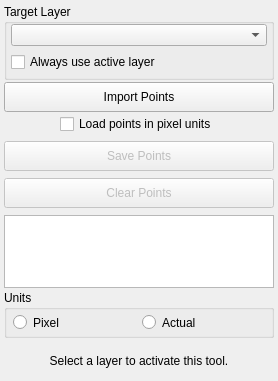
Before: the Qt Designer form src/Interface/ToolInterface/PointsSelectToolInterface.ui in allywarner/Seg3D, drawn with Qt 5.
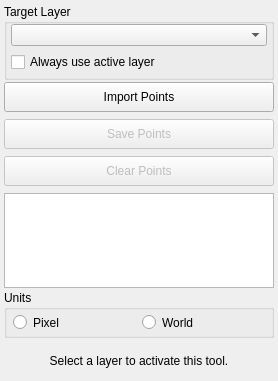
After: the same form once the commit is applied. Custom widgets are drawn as their Qt base class.

Commit message: Update UI for pixel file read

The edit to the form file:
```diff
--- a/src/Interface/ToolInterface/PointsSelectToolInterface.ui
+++ b/src/Interface/ToolInterface/PointsSelectToolInterface.ui
@@ -143,16 +143,6 @@
      </property>
     </widget>
    </item>
-   <item alignment="Qt::AlignHCenter">
-    <widget class="QCheckBox" name="pixel_checkbox_">
-     <property name="layoutDirection">
-      <enum>Qt::LeftToRight</enum>
-     </property>
-     <property name="text">
-      <string>Load points in pixel units</string>
-     </property>
-    </widget>
-   </item>
    <item>
     <spacer name="verticalSpacer_4">
      <property name="orientation">
@@ -364,7 +354,7 @@
             </sizepolicy>
            </property>
            <property name="text">
-            <string>Actual</string>
+            <string>World</string>
            </property>
           </widget>
          </item>
```
The commit also changes 1 other file.
